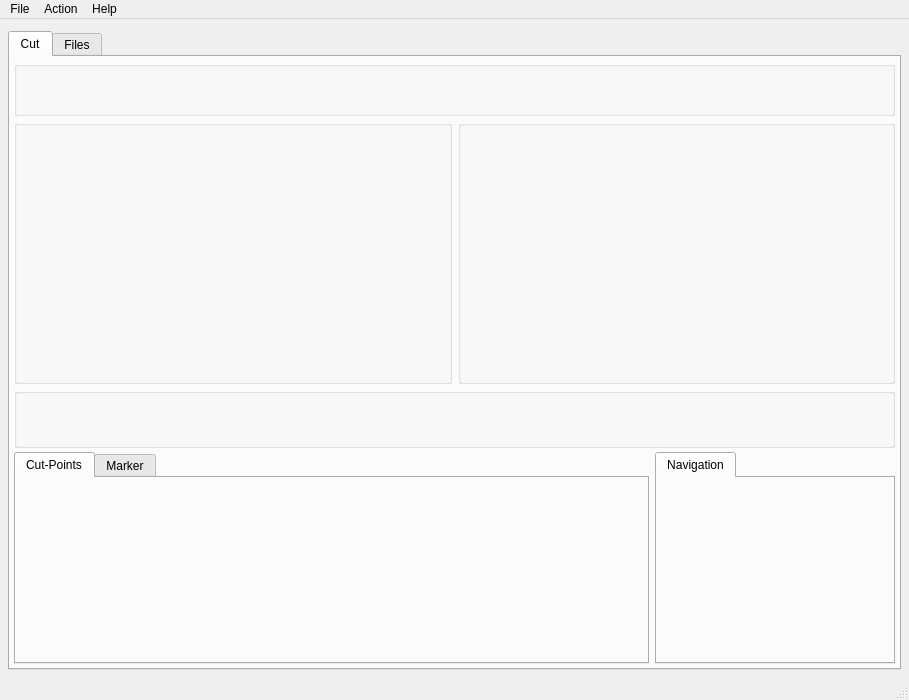
Qt form ui/ttcutmainwnd_new.ui (MINIXJR/TTCut-ng) before a commit.
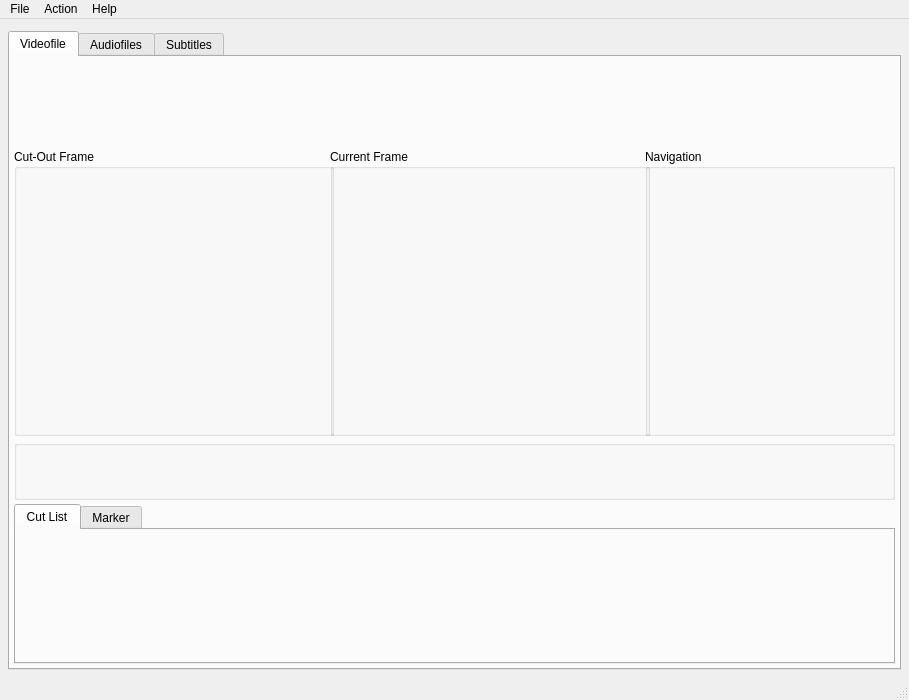
The same form after that commit. Icons and pictures are not drawn. Custom widgets are drawn as their Qt base class.

```diff
--- a/ui/ttcutmainwnd_new.ui
+++ b/ui/ttcutmainwnd_new.ui
@@ -52,7 +52,7 @@
       </property>
       <widget class="QWidget" name="tab">
        <attribute name="title">
-        <string>Cut</string>
+        <string>Videofile</string>
        </attribute>
        <layout class="QGridLayout" name="gridLayout_2">
         <property name="margin">
@@ -62,29 +62,45 @@
          <number>4</number>
         </property>
         <item row="0" column="0">
+         <widget class="TTVideoTreeView" name="videoFileList" native="true">
+          <property name="sizePolicy">
+           <sizepolicy hsizetype="Expanding" vsizetype="Fixed">
+            <horstretch>1</horstretch>
+            <verstretch>0</verstretch>
+           </sizepolicy>
+          </property>
+          <property name="minimumSize">
+           <size>
+            <width>0</width>
+            <height>80</height>
+           </size>
+          </property>
+          <property name="maximumSize">
+           <size>
+            <width>16777215</width>
+            <height>120</height>
+           </size>
+          </property>
+         </widget>
+        </item>
+        <item row="1" column="0">
          <widget class="TTCutVideoInfo" name="videoFileInfo">
           <property name="sizePolicy">
            <sizepolicy hsizetype="Expanding" vsizetype="Fixed">
             <horstretch>1</horstretch>
-            <verstretch>1</verstretch>
+            <verstretch>0</verstretch>
            </sizepolicy>
           </property>
           <property name="minimumSize">
            <size>
             <width>0</width>
-            <height>55</height>
+            <height>0</height>
            </size>
           </property>
           <property name="maximumSize">
            <size>
             <width>16777215</width>
-            <height>55</height>
-           </size>
-          </property>
-          <property name="sizeIncrement">
-           <size>
-            <width>1</width>
-            <height>1</height>
+            <height>0</height>
            </size>
           </property>
           <property name="title">
@@ -92,7 +108,7 @@
           </property>
          </widget>
         </item>
-        <item row="1" column="0">
+        <item row="2" column="0">
          <layout class="QHBoxLayout" name="horizontalLayout">
           <property name="spacing">
            <number>6</number>
@@ -110,7 +126,7 @@
             </property>
             <property name="minimumSize">
              <size>
-              <width>400</width>
+              <width>320</width>
               <height>264</height>
              </size>
             </property>
@@ -127,7 +143,7 @@
              </size>
             </property>
             <property name="title">
-             <string/>
+             <string>Cut-Out Frame</string>
             </property>
            </widget>
           </item>
@@ -141,7 +157,7 @@
             </property>
             <property name="minimumSize">
              <size>
-              <width>400</width>
+              <width>320</width>
               <height>264</height>
              </size>
             </property>
@@ -158,13 +174,62 @@
              </size>
             </property>
             <property name="title">
-             <string/>
+             <string>Current Frame</string>
             </property>
            </widget>
           </item>
+          <item>
+           <widget class="QGroupBox" name="gbNavigation">
+            <property name="sizePolicy">
+             <sizepolicy hsizetype="Fixed" vsizetype="Preferred">
+              <horstretch>0</horstretch>
+              <verstretch>0</verstretch>
+             </sizepolicy>
+            </property>
+            <property name="minimumSize">
+             <size>
+              <width>250</width>
+              <height>0</height>
+             </size>
+            </property>
+            <property name="maximumSize">
+             <size>
+              <width>280</width>
+              <height>16777215</height>
+             </size>
+            </property>
+            <property name="title">
+             <string>Navigation</string>
+            </property>
+            <layout class="QGridLayout" name="gridLayoutNav">
+             <property name="margin">
+              <number>4</number>
+             </property>
+             <property name="spacing">
+              <number>0</number>
+             </property>
+             <item row="0" column="0">
+              <widget class="TTCutFrameNavigation" name="navigation" native="true">
+               <property name="sizePolicy">
+                <sizepolicy hsizetype="Preferred" vsizetype="Preferred">
+                 <horstretch>0</horstretch>
+                 <verstretch>0</verstretch>
+                </sizepolicy>
+               </property>
+               <property name="minimumSize">
+                <size>
+                 <width>240</width>
+                 <height>280</height>
+                </size>
+               </property>
+              </widget>
+             </item>
+            </layout>
+           </widget>
+          </item>
          </layout>
         </item>
-        <item row="2" column="0">
+        <item row="3" column="0">
          <widget class="TTStreamNavigator" name="streamNavigator">
           <property name="sizePolicy">
            <sizepolicy hsizetype="Preferred" vsizetype="Fixed">
@@ -189,7 +254,7 @@
           </property>
          </widget>
         </item>
-        <item row="3" column="0">
+        <item row="4" column="0">
          <layout class="QHBoxLayout" name="horizontalLayout_2">
           <property name="spacing">
            <number>6</number>
@@ -200,21 +265,21 @@
           <item>
            <widget class="QTabWidget" name="cutListTab">
             <property name="sizePolicy">
-             <sizepolicy hsizetype="Preferred" vsizetype="Minimum">
-              <horstretch>4</horstretch>
+             <sizepolicy hsizetype="Expanding" vsizetype="Minimum">
+              <horstretch>1</horstretch>
               <verstretch>1</verstretch>
              </sizepolicy>
             </property>
             <property name="minimumSize">
              <size>
-              <width>600</width>
-              <height>180</height>
+              <width>0</width>
+              <height>160</height>
              </size>
             </property>
             <property name="maximumSize">
              <size>
               <width>16777215</width>
-              <height>220</height>
+              <height>200</height>
              </size>
             </property>
             <property name="sizeIncrement">
@@ -234,7 +299,7 @@
             </property>
             <widget class="QWidget" name="tab_4">
              <attribute name="title">
-              <string>Cut-Points</string>
+              <string>Cut List</string>
              </attribute>
              <layout class="QGridLayout" name="gridLayout_3">
               <property name="margin">
@@ -273,157 +338,52 @@
             </widget>
            </widget>
           </item>
-          <item>
-           <widget class="QTabWidget" name="tabWidget">
-            <property name="sizePolicy">
-             <sizepolicy hsizetype="Preferred" vsizetype="Minimum">
-              <horstretch>1</horstretch>
-              <verstretch>1</verstretch>
-             </sizepolicy>
-            </property>
-            <property name="minimumSize">
-             <size>
-              <width>240</width>
-              <height>180</height>
-             </size>
-            </property>
-            <property name="maximumSize">
-             <size>
-              <width>240</width>
-              <height>220</height>
-             </size>
-            </property>
-            <property name="baseSize">
-             <size>
-              <width>0</width>
-              <height>190</height>
-             </size>
-            </property>
-            <property name="tabPosition">
-             <enum>QTabWidget::North</enum>
-            </property>
-            <property name="currentIndex">
-             <number>0</number>
-            </property>
-            <widget class="QWidget" name="tab_5">
-             <attribute name="title">
-              <string>Navigation</string>
-             </attribute>
-             <layout class="QGridLayout" name="gridLayout_4">
-              <property name="margin">
-               <number>0</number>
-              </property>
-              <property name="spacing">
-               <number>0</number>
-              </property>
-              <item row="0" column="0">
-               <widget class="TTCutFrameNavigation" name="navigation" native="true">
-                <property name="sizePolicy">
-                 <sizepolicy hsizetype="Minimum" vsizetype="Minimum">
-                  <horstretch>1</horstretch>
-                  <verstretch>1</verstretch>
-                 </sizepolicy>
-                </property>
-                <property name="minimumSize">
-                 <size>
-                  <width>0</width>
-                  <height>0</height>
-                 </size>
-                </property>
-               </widget>
-              </item>
-             </layout>
-            </widget>
-           </widget>
-          </item>
          </layout>
         </item>
        </layout>
       </widget>
       <widget class="QWidget" name="tab_2">
        <attribute name="title">
-        <string>Files</string>
+        <string>Audiofiles</string>
        </attribute>
        <layout class="QGridLayout" name="gridLayout_5">
-        <property name="horizontalSpacing">
-         <number>2</number>
-        </property>
-        <property name="verticalSpacing">
-         <number>40</number>
-        </property>
         <property name="margin">
          <number>4</number>
         </property>
+        <property name="spacing">
+         <number>4</number>
+        </property>
         <item row="0" column="0">
-         <widget class="QGroupBox" name="videoList">
+         <widget class="TTAudioTreeView" name="audioFileList" native="true">
           <property name="sizePolicy">
-           <sizepolicy hsizetype="Preferred" vsizetype="Preferred">
-            <horstretch>0</horstretch>
-            <verstretch>4</verstretch>
+           <sizepolicy hsizetype="Expanding" vsizetype="Expanding">
+            <horstretch>1</horstretch>
+            <verstretch>1</verstretch>
            </sizepolicy>
           </property>
-          <property name="title">
-           <string>Video Files</string>
-          </property>
-          <layout class="QGridLayout" name="gridLayout_7">
-           <property name="margin">
-            <number>4</number>
-           </property>
-           <property name="spacing">
-            <number>0</number>
-           </property>
-           <item row="0" column="0">
-            <widget class="TTVideoTreeView" name="videoFileList" native="true"/>
-           </item>
-          </layout>
          </widget>
         </item>
-        <item row="1" column="0">
-         <widget class="QGroupBox" name="audioFileInfo">
+       </layout>
+      </widget>
+      <widget class="QWidget" name="tab_5">
+       <attribute name="title">
+        <string>Subtitles</string>
+       </attribute>
+       <layout class="QGridLayout" name="gridLayout_10">
+        <property name="margin">
+         <number>4</number>
+        </property>
+        <property name="spacing">
+         <number>4</number>
+        </property>
+        <item row="0" column="0">
+         <widget class="TTSubtitleTreeView" name="subtitleFileList" native="true">
           <property name="sizePolicy">
-           <sizepolicy hsizetype="Preferred" vsizetype="Preferred">
-            <horstretch>0</horstretch>
-            <verstretch>6</verstretch>
+           <sizepolicy hsizetype="Expanding" vsizetype="Expanding">
+            <horstretch>1</horstretch>
+            <verstretch>1</verstretch>
            </sizepolicy>
           </property>
-          <property name="title">
-           <string>Audio Files</string>
-          </property>
-          <layout class="QGridLayout" name="gridLayout_6">
-           <property name="margin">
-            <number>4</number>
-           </property>
-           <property name="spacing">
-            <number>0</number>
-           </property>
-           <item row="0" column="0">
-            <widget class="TTAudioTreeView" name="audioFileList" native="true"/>
-           </item>
-          </layout>
-         </widget>
-        </item>
-        <item row="2" column="0">
-         <widget class="QGroupBox" name="subtitleFileInfo">
-          <property name="sizePolicy">
-           <sizepolicy hsizetype="Preferred" vsizetype="Preferred">
-            <horstretch>0</horstretch>
-            <verstretch>4</verstretch>
-           </sizepolicy>
-          </property>
-          <property name="title">
-           <string>Subtitle Files</string>
-          </property>
-          <layout class="QGridLayout" name="gridLayout_9">
-           <property name="margin">
-            <number>4</number>
-           </property>
-           <property name="spacing">
-            <number>0</number>
-           </property>
-           <item row="0" column="0">
-            <widget class="TTSubtitleTreeView" name="subtitleFileList" native="true"/>
-           </item>
-          </layout>
          </widget>
         </item>
        </layout>
@@ -460,10 +420,6 @@
     <property name="title">
      <string>File</string>
     </property>
-    <property name="icon">
-     <iconset>
-      <normaloff>../../ttcut_mac/ui</normaloff>../../ttcut_mac/ui</iconset>
-    </property>
     <widget class="QMenu" name="menuRecentProjects">
      <property name="title">
       <string>Recent Projects</string>
@@ -489,7 +445,7 @@
   <widget class="QStatusBar" name="statusbar"/>
   <action name="actionFileNew">
    <property name="icon">
-    <iconset resource="../../ttcut_mac/ui/mainwindow.qrc">
+    <iconset resource="mainwindow.qrc">
      <normaloff>:/pixmaps/pixmaps/filenew_16.xpm</normaloff>:/pixmaps/pixmaps/filenew_16.xpm</iconset>
    </property>
    <property name="text">
@@ -507,7 +463,7 @@
   </action>
   <action name="actionFileOpen">
    <property name="icon">
-    <iconset resource="../../ttcut_mac/ui/mainwindow.qrc">
+    <iconset resource="mainwindow.qrc">
      <normaloff>:/pixmaps/pixmaps/fileopen_16.xpm</normaloff>:/pixmaps/pixmaps/fileopen_16.xpm</iconset>
    </property>
    <property name="text">
@@ -522,7 +478,7 @@
   </action>
   <action name="actionFileSave">
    <property name="icon">
-    <iconset resource="../../ttcut_mac/ui/mainwindow.qrc">
+    <iconset resource="mainwindow.qrc">
      <normaloff>:/pixmaps/pixmaps/filesave_16.xpm</normaloff>:/pixmaps/pixmaps/filesave_16.xpm</iconset>
    </property>
    <property name="text">
@@ -537,7 +493,7 @@
   </action>
   <action name="actionFileSaveAs">
    <property name="icon">
-    <iconset resource="../../ttcut_mac/ui/mainwindow.qrc">
+    <iconset resource="mainwindow.qrc">
      <normaloff>:/pixmaps/pixmaps/filesaveas_16.xpm</normaloff>:/pixmaps/pixmaps/filesaveas_16.xpm</iconset>
    </property>
    <property name="text">
@@ -552,7 +508,7 @@
   </action>
   <action name="actionExit">
    <property name="icon">
-    <iconset resource="../../ttcut_mac/ui/mainwindow.qrc">
+    <iconset resource="mainwindow.qrc">
      <normaloff>:/pixmaps/pixmaps/exit_16.xpm</normaloff>:/pixmaps/pixmaps/exit_16.xpm</iconset>
    </property>
    <property name="text">
@@ -561,7 +517,7 @@
   </action>
   <action name="actionSaveCurrentFrame">
    <property name="icon">
-    <iconset resource="../../ttcut_mac/ui/mainwindow.qrc">
+    <iconset resource="mainwindow.qrc">
      <normaloff>:/pixmaps/pixmaps/saveimage_16.xpm</normaloff>:/pixmaps/pixmaps/saveimage_16.xpm</iconset>
    </property>
    <property name="text">
@@ -570,7 +526,7 @@
   </action>
   <action name="actionSettings">
    <property name="icon">
-    <iconset resource="../../ttcut_mac/ui/mainwindow.qrc">
+    <iconset resource="mainwindow.qrc">
      <normaloff>:/pixmaps/pixmaps/settings_16.xpm</normaloff>:/pixmaps/pixmaps/settings_16.xpm</iconset>
    </property>
    <property name="text">
@@ -587,7 +543,7 @@
   </action>
   <action name="actionOpenVideo">
    <property name="icon">
-    <iconset resource="../../ttcut_mac/ui/mainwindow.qrc">
+    <iconset resource="mainwindow.qrc">
      <normaloff>:/pixmaps/pixmaps/fileopen_16.xpm</normaloff>:/pixmaps/pixmaps/fileopen_16.xpm</iconset>
    </property>
    <property name="text">
@@ -602,7 +558,7 @@
   </action>
   <action name="actionOpenAudio">
    <property name="icon">
-    <iconset resource="../../ttcut_mac/ui/mainwindow.qrc">
+    <iconset resource="mainwindow.qrc">
      <normaloff>:/pixmaps/pixmaps/fileopen_16.xpm</normaloff>:/pixmaps/pixmaps/fileopen_16.xpm</iconset>
    </property>
    <property name="text">
@@ -617,7 +573,7 @@
   </action>
   <action name="actionOpenSubtitle">
    <property name="icon">
-    <iconset resource="../../ttcut_mac/ui/mainwindow.qrc">
+    <iconset resource="mainwindow.qrc">
      <normaloff>:/pixmaps/pixmaps/fileopen_16.xpm</normaloff>:/pixmaps/pixmaps/fileopen_16.xpm</iconset>
    </property>
    <property name="text">
```
Left out of the diff: 2 changed lines with no effect on the pictures.
